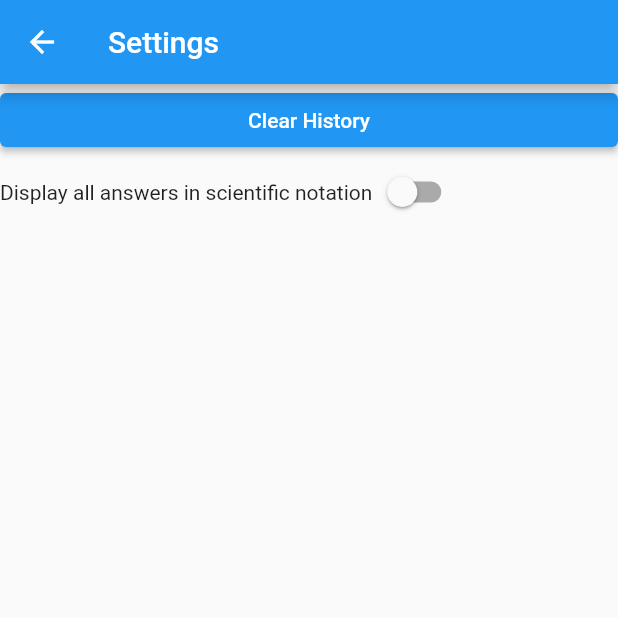
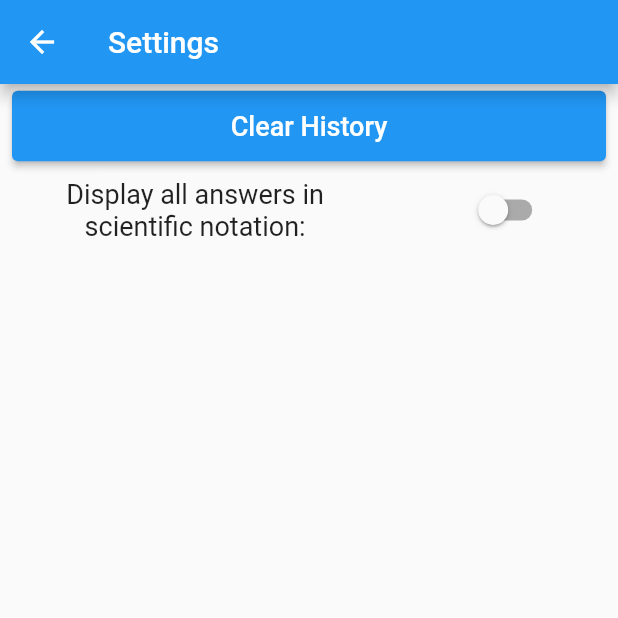
Before and after one commit to djsevy/BetterCalc, a Flutter app: the screen it shows after launch, item 3 of the bottom bar chosen, after a tap on "Clear History", on a phone screen of 412 x 824 dp, the top half of it. Run offline on Flutter 3.47's test engine with Material 2 defaults, Android fonts, the phone set to English and light mode, and no system bars.

Commit message:
layouts good besides random notes back overflow

```diff
--- a/better_calc/lib/NotesStorage.dart
+++ b/better_calc/lib/NotesStorage.dart
@@ -19,7 +19,7 @@ class NotesStorage {
     // print("Trying to find file");
     try {
       final file = await _localFile;
-      print("found it");
+      // print("found it");
       // Read the file
       final contents = await file.readAsString();
 
@@ -32,7 +32,7 @@ class NotesStorage {
 
   Future<File> writeToNotes(String notes) async {
     final file = await _localFile;
-    print("writing to file");
+    // print("writing to file");
     // Write the file
     return file.writeAsString(notes);
   }
--- a/better_calc/lib/main.dart
+++ b/better_calc/lib/main.dart
@@ -188,13 +188,13 @@ class _CalculatorScreenState extends State<CalculatorScreen> {
   Widget _buildEquationButton(String buttonText) {
     return ElevatedButton(
       style: ElevatedButton.styleFrom(
-          padding: const EdgeInsets.only(
-              left: 15.0, top: 8.0, bottom: 8.0, right: 15.0),
-          alignment: Alignment.bottomLeft),
+        padding: const EdgeInsets.only(
+            left: 15.0, top: 10.0, bottom: 10.0, right: 15.0),
+      ),
       onPressed: () => _buttonPressed(buttonText),
       child: Text(
         buttonText,
-        style: const TextStyle(fontSize: 15.0),
+        style: const TextStyle(fontSize: 16.0),
       ),
     );
   }
@@ -202,13 +202,13 @@ class _CalculatorScreenState extends State<CalculatorScreen> {
   Widget _buildAnswerButton(String buttonText) {
     return ElevatedButton(
       style: ElevatedButton.styleFrom(
-          padding: const EdgeInsets.only(
-              left: 15.0, top: 8.0, bottom: 8.0, right: 15.0),
-          alignment: Alignment.topRight),
+        padding: const EdgeInsets.only(
+            left: 15.0, top: 10.0, bottom: 10.0, right: 15.0),
+      ),
       onPressed: () => _buttonPressed(buttonText),
       child: Text(
         _buildAnswerText(buttonText),
-        style: const TextStyle(fontSize: 15.0),
+        style: const TextStyle(fontSize: 16.0),
       ),
     );
   }
@@ -235,15 +235,21 @@ class _CalculatorScreenState extends State<CalculatorScreen> {
           child: Column(
             children: [
               Row(children: [
+                spacer(),
                 _buildButton('History'),
+                spacer(),
               ]),
               Row(mainAxisAlignment: MainAxisAlignment.start, children: [
+                spacer3(),
                 if (firstEquationEntered)
                   _buildEquationButton(widget.eqcalc.previousEquation),
+                spacer3(),
               ]),
               if (firstEquationEntered)
                 Row(mainAxisAlignment: MainAxisAlignment.end, children: [
+                  spacer3(),
                   _buildAnswerButton(widget.eqcalc.previousAnswer),
+                  spacer3(),
                 ]),
               Expanded(
                   child: Container(
@@ -256,7 +262,7 @@ class _CalculatorScreenState extends State<CalculatorScreen> {
                     showCursor: true,
                     controller: _controller, // Use TextEditingController
                     style: const TextStyle(
-                        fontSize: 15.0, fontWeight: FontWeight.bold),
+                        fontSize: 17.0, fontWeight: FontWeight.bold),
                     readOnly: true, // To prevent keyboard from popping up
                   ),
                 ),
@@ -264,79 +270,140 @@ class _CalculatorScreenState extends State<CalculatorScreen> {
             ],
           ),
         )),
-        const Divider(),
+        // const Divider(),
         if (secondMode) _buildSecondBody() else _buildFirstBody(),
       ],
     );
   }
 
+  Widget spacer() {
+    return SizedBox(width: 4.0, height: 2.0);
+  }
+
+  Widget spacer2() {
+    return SizedBox(width: 2.0, height: 1.0);
+  }
+
+  Widget spacer3() {
+    return SizedBox(width: 8.0, height: 4.0);
+  }
+
   Widget _buildFirstBody() {
     return Column(
       children: [
+        spacer(),
         Row(
           children: [
+            spacer(),
             _buildButton('C'),
+            spacer(),
             _buildButton('del'),
+            spacer(),
             _buildButton('<'),
+            spacer(),
             _buildButton('>'),
+            spacer(),
           ],
         ),
+        spacer2(),
         Row(
           children: [
+            spacer(),
             _buildButton('2nd'),
+            spacer(),
             _buildSpecialButton('sin(', 'sin'),
+            spacer(),
             _buildSpecialButton('cos(', 'cos'),
+            spacer(),
             _buildSpecialButton('tan(', 'tan'),
+            spacer(),
           ],
         ),
+        spacer2(),
         Row(
           children: [
+            spacer(),
             _buildSpecialButton('^(', 'xⁿ'),
+            spacer(),
             _buildButton('ℼ'),
+            spacer(),
             _buildSpecialButton('log(', 'log'),
+            spacer(),
             _buildButton('%'),
+            spacer(),
           ],
         ),
+        spacer2(),
         Row(
           children: [
+            spacer(),
             _buildSpecialButton('^2', 'x²'),
+            spacer(),
             _buildButton('('),
+            spacer(),
             _buildButton(')'),
-            _buildButton('/')
+            spacer(),
+            _buildButton('/'),
+            spacer(),
           ],
         ),
+        spacer2(),
         Row(
           children: [
+            spacer(),
             _buildButton('7'),
+            spacer(),
             _buildButton('8'),
+            spacer(),
             _buildButton('9'),
+            spacer(),
             _buildButton('*'),
+            spacer(),
           ],
         ),
+        spacer2(),
         Row(
           children: [
+            spacer(),
             _buildButton('4'),
+            spacer(),
             _buildButton('5'),
+            spacer(),
             _buildButton('6'),
+            spacer(),
             _buildButton('—'),
+            spacer(),
           ],
         ),
+        spacer2(),
         Row(
           children: [
+            spacer(),
             _buildButton('1'),
+            spacer(),
             _buildButton('2'),
+            spacer(),
             _buildButton('3'),
+            spacer(),
             _buildButton('+'),
+            spacer(),
           ],
         ),
+        spacer2(),
         Row(
           children: [
+            spacer(),
             _buildButton('0'),
+            spacer(),
             _buildButton('.'),
+            spacer(),
             _buildButton('-'),
+            spacer(),
             _buildButton('='),
+            spacer(),
           ],
         ),
+        spacer2(),
       ],
     );
   }
@@ -344,70 +411,119 @@ class _CalculatorScreenState extends State<CalculatorScreen> {
   Widget _buildSecondBody() {
     return Column(
       children: [
+        spacer(),
         Row(
           children: [
+            spacer(),
             _buildButton('C'),
+            spacer(),
             _buildButton('del'),
+            spacer(),
             _buildButton('<'),
+            spacer(),
             _buildButton('>'),
+            spacer(),
           ],
         ),
+        spacer2(),
         Row(
           children: [
+            spacer(),
             _buildButton('2nd'),
+            spacer(),
             _buildSpecialButton('sin^-1(', 'sin⁻¹'),
+            spacer(),
             _buildSpecialButton('cos^-1(', 'cos⁻¹'),
+            spacer(),
             _buildSpecialButton('tan^-1(', 'tan⁻¹'),
+            spacer(),
           ],
         ),
+        spacer2(),
         Row(
           children: [
+            spacer(),
             _buildSpecialButton('[]√(', 'ⁿ√‾‾'),
+            spacer(),
             _buildSpecialButton('ℯ', '𝘦'),
+            spacer(),
             _buildSpecialButton('log[](', 'log₍ ₎'),
+            spacer(),
             _buildSpecialButton('ln(', 'ln'),
+            spacer(),
           ],
         ),
+        spacer2(),
         Row(
           children: [
+            spacer(),
             _buildSpecialButton('√(', '√‾‾'),
+            spacer(),
             _buildButton('('),
+            spacer(),
             _buildButton(')'),
-            _buildButton('/')
+            spacer(),
+            _buildButton('/'),
+            spacer(),
           ],
         ),
+        spacer2(),
         Row(
           children: [
+            spacer(),
             _buildButton('7'),
+            spacer(),
             _buildButton('8'),
+            spacer(),
             _buildButton('9'),
+            spacer(),
             _buildButton('*'),
+            spacer(),
           ],
         ),
+        spacer2(),
         Row(
           children: [
+            spacer(),
             _buildButton('4'),
+            spacer(),
             _buildButton('5'),
+            spacer(),
             _buildButton('6'),
+            spacer(),
             _buildButton('—'),
+            spacer(),
           ],
         ),
+        spacer2(),
         Row(
           children: [
+            spacer(),
             _buildButton('1'),
+            spacer(),
             _buildButton('2'),
+            spacer(),
             _buildButton('3'),
+            spacer(),
             _buildButton('+'),
+            spacer(),
           ],
         ),
+        spacer2(),
         Row(
           children: [
+            spacer(),
             _buildButton('0'),
+            spacer(),
             _buildButton('.'),
+            spacer(),
             _buildButton('-'),
+            spacer(),
             _buildButton('='),
+            spacer(),
           ],
         ),
+        spacer2(),
       ],
     );
   }
@@ -422,12 +538,12 @@ class _CalculatorScreenState extends State<CalculatorScreen> {
     return Expanded(
       child: ElevatedButton(
         style: ElevatedButton.styleFrom(
-          padding: const EdgeInsets.all(15.0),
+          padding: const EdgeInsets.all(13.0),
         ),
         onPressed: () => _buttonPressed(buttonText),
         child: Text(
           displayText,
-          style: const TextStyle(fontSize: 15.0),
+          style: const TextStyle(fontSize: 16.5),
         ),
       ),
     );
@@ -441,7 +557,9 @@ class _CalculatorScreenState extends State<CalculatorScreen> {
                 child: SingleChildScrollView(
                     child: Column(children: [
           Row(children: [
+            spacer(),
             _buildButton('History'), //Have a horizontal bar/break here?
+            spacer(),
           ]),
           for (int i = 0; i < this.widget.eqcalc.history.length; i++)
             _buildHistoryItem(i),
@@ -455,11 +573,19 @@ class _CalculatorScreenState extends State<CalculatorScreen> {
       children: [
         Row(
           mainAxisAlignment: MainAxisAlignment.start,
-          children: [_buildEquationButton(widget.eqcalc.history[Index][0])],
+          children: [
+            spacer3(),
+            _buildEquationButton(widget.eqcalc.history[Index][0]),
+            spacer3(),
+          ],
         ),
         Row(
           mainAxisAlignment: MainAxisAlignment.end,
-          children: [_buildAnswerButton(widget.eqcalc.history[Index][1])],
+          children: [
+            spacer3(),
+            _buildAnswerButton(widget.eqcalc.history[Index][1]),
+            spacer3(),
+          ],
         )
       ],
     );
@@ -469,12 +595,12 @@ class _CalculatorScreenState extends State<CalculatorScreen> {
     return Expanded(
       child: ElevatedButton(
         style: ElevatedButton.styleFrom(
-          padding: const EdgeInsets.all(15.0),
+          padding: const EdgeInsets.all(13.0),
         ),
         onPressed: () => _buttonPressed(buttonText),
         child: Text(
           buttonText,
-          style: const TextStyle(fontSize: 15.0),
+          style: const TextStyle(fontSize: 16.5),
         ),
       ),
     );
@@ -584,8 +710,8 @@ class _NotesPageState extends State<NotesPage> {
     widget.notesStorage.readNotes().then((value) {
       setState(() {
         _textEditingController.text = value;
-        print('is this working?');
-        print(value);
+        // print('is this working?');
+        // print(value);
 
         //Can then do a print to see it to check if it's loading properly.
       });
@@ -594,7 +720,11 @@ class _NotesPageState extends State<NotesPage> {
 
   void _saveNotes() {
     widget.notesStorage.writeToNotes(_textEditingController.text);
-    print('Saved');
+    // print('Saved');
+  }
+
+  Widget spacer() {
+    return SizedBox(width: 8.0, height: 4.0);
   }
 
   Widget _buildSaveButton() {
@@ -606,26 +736,32 @@ class _NotesPageState extends State<NotesPage> {
         onPressed: () => _saveNotes(),
         child: Text(
           'Save',
-          style: const TextStyle(fontSize: 15.0),
+          style: const TextStyle(fontSize: 17.0),
         ),
       ),
     );
   }
 
   Widget _buildNotes() {
+
     return Column(
       children: [
         Expanded(
             child: Container(
           child: Column(
+
             children: [
+              // spacer(),
               Row(children: [
+                // spacer(),
                 _buildSaveButton(),
+                // spacer(),
               ]),
+              // spacer(),
               Expanded(
                   child: Container(
                 padding: const EdgeInsets.all(14.0),
-                alignment: Alignment.bottomRight,
+                alignment: Alignment.bottomLeft,
                 child: GestureDetector(
                   child: TextField(
                     autofocus: true,
@@ -689,6 +825,10 @@ class SettingsPageState extends State<SettingsPage> {
     });
   }
 
+  Widget spacer() {
+    return SizedBox(width: 8.0, height: 4.0);
+  }
+
   @override
   Widget build(BuildContext context) {
     return Scaffold(
@@ -696,18 +836,38 @@ class SettingsPageState extends State<SettingsPage> {
           title: const Text('Settings'),
         ),
         body: Column(children: [
+          spacer(),
           Row(children: [
+            spacer(),
             Expanded(
                 child: ElevatedButton(
-              onPressed: () => widget
-                  .clearHistory(100), // Passing value to the parent widget.
-              child: Text(
-                  'Clear History'), //Would set stylings here, including margins? Or is that outside?
-              //Add another row do the 'display in scientific notation' toggle option. Oh, how aboutScienfific notation
-            )),
+                    onPressed: () => widget.clearHistory(
+                        100), // Passing value to the parent widget.
+                    style: ElevatedButton.styleFrom(
+                      padding: const EdgeInsets.all(13.0),
+                    ),
+                    child: Text(
+                      'Clear History',
+                      style: const TextStyle(
+                          fontSize:
+                              18), //Would set stylings here, including margins? Or is that outside?
+                      //Add another row do the 'display in scientific notation' toggle option. Oh, how aboutScienfific notation
+                    ))),
+            spacer(),
           ]),
-          Row(children: [
-            Text("Display all answers in scientific notation"),
+          spacer(),
+          spacer(),
+          Row(mainAxisAlignment: MainAxisAlignment.spaceAround, children: [
+            // spacer(),
+            Column(
+              children: [
+                Text("Display all answers in ",
+                  style: const TextStyle(fontSize: 18)),
+                Text("scientific notation: ",
+                  style: const TextStyle(fontSize: 18)),
+              ],
+            ),
+
             Switch(
               value: widget.scientificNotMode,
               onChanged: _setSciNotToggleState,
@@ -716,6 +876,7 @@ class SettingsPageState extends State<SettingsPage> {
               //     left: 15.0, top: 8.0, bottom: 8.0, right: 15.0),
               // alignment: Alignment.bottomLeft),
             ),
+            // spacer(),
           ]),
         ]));
   }
```
